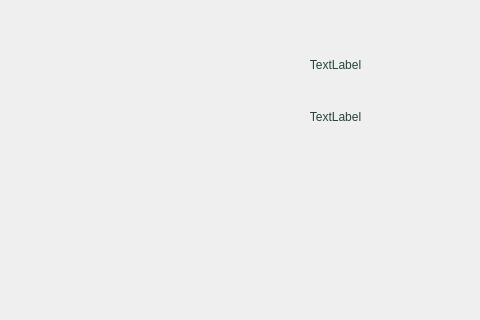
suricats/surirobot-client-ng, file surirobot/core/gui/mainwindow.ui: the form before one commit; both pictures show x 590 to 1070 and y 0 to 320 of the 1070 by 698 pixel window.
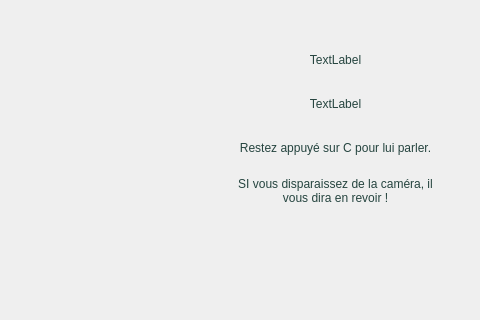
The form after the commit.

Diff of the .ui file:
```diff
--- a/surirobot/core/gui/mainwindow.ui
+++ b/surirobot/core/gui/mainwindow.ui
@@ -334,7 +334,7 @@
       <x>810</x>
       <y>30</y>
       <width>231</width>
-      <height>121</height>
+      <height>191</height>
      </rect>
     </property>
     <layout class="QVBoxLayout" name="verticalLayout">
@@ -367,6 +367,38 @@
        </property>
       </widget>
      </item>
+     <item>
+      <widget class="QLabel" name="labelDown_2">
+       <property name="text">
+        <string>Restez appuyé sur C pour lui parler.</string>
+       </property>
+       <property name="alignment">
+        <set>Qt::AlignCenter</set>
+       </property>
+       <property name="wordWrap">
+        <bool>true</bool>
+       </property>
+       <property name="margin">
+        <number>0</number>
+       </property>
+      </widget>
+     </item>
+     <item>
+      <widget class="QLabel" name="labelDown_3">
+       <property name="text">
+        <string>SI vous disparaissez de la caméra, il vous dira en revoir !</string>
+       </property>
+       <property name="alignment">
+        <set>Qt::AlignCenter</set>
+       </property>
+       <property name="wordWrap">
+        <bool>true</bool>
+       </property>
+       <property name="margin">
+        <number>0</number>
+       </property>
+      </widget>
+     </item>
     </layout>
    </widget>
    <widget class="QFrame" name="cameraFrame">
```
